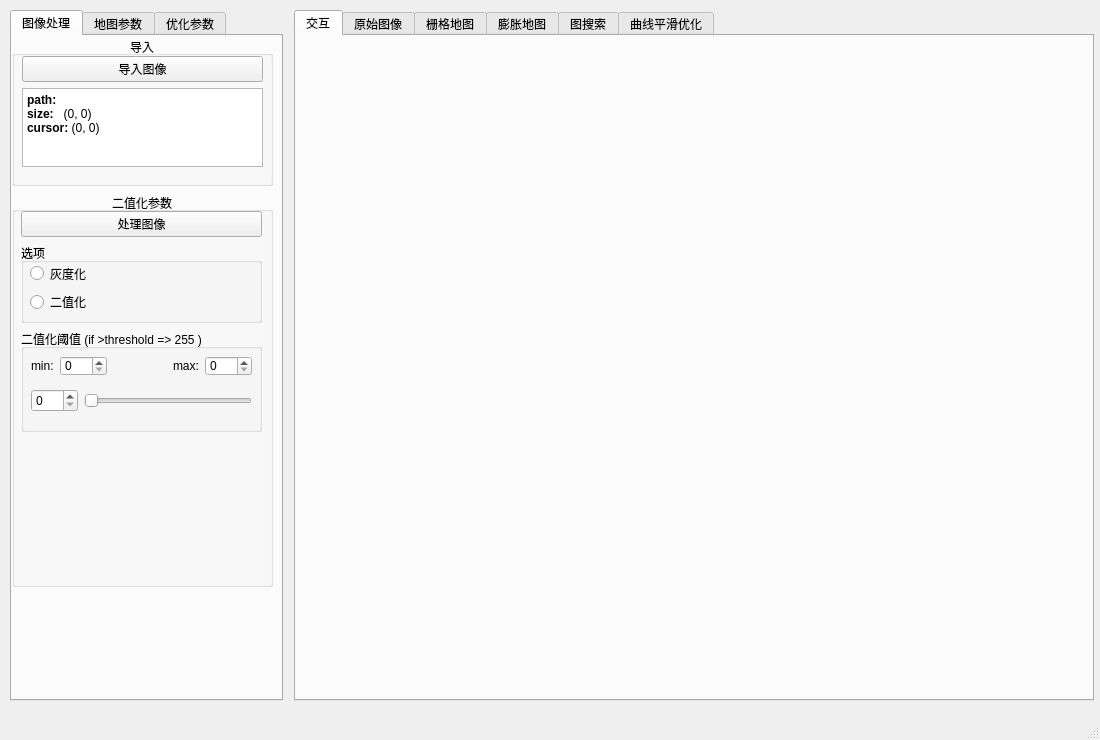
First picture: the form in mian_window.ui, repository Jieyi-Jiang/ackerman_planning_learning_python, before the edit.
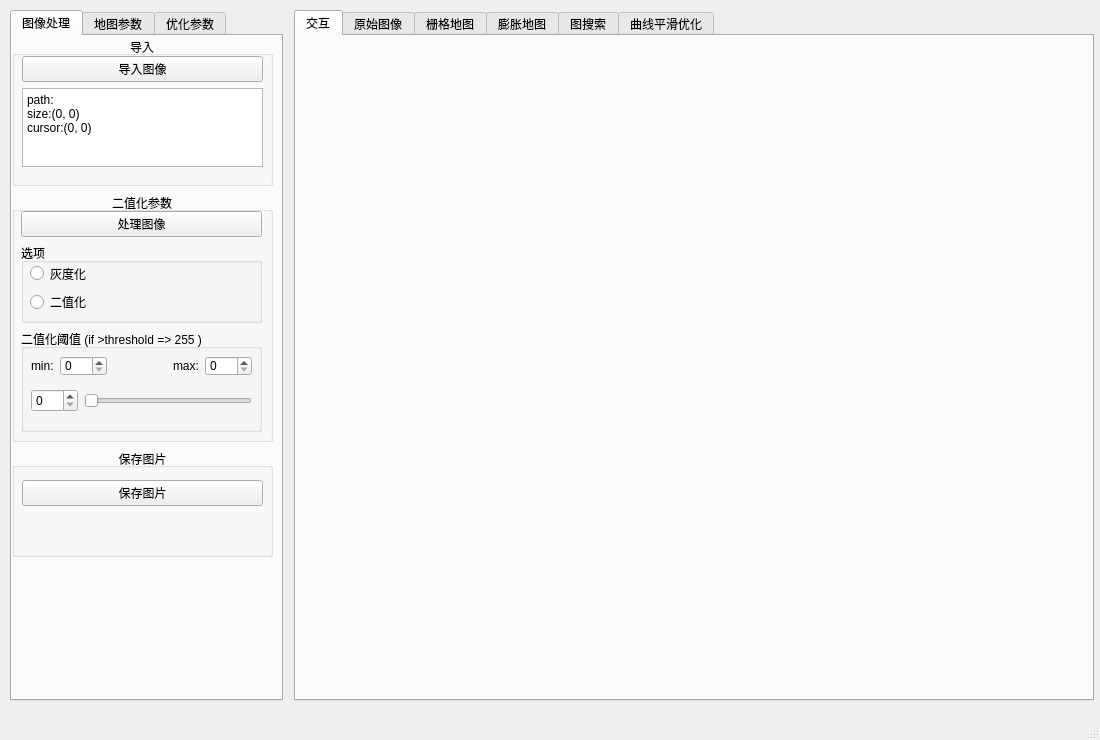
Second picture: the form after the edit. The open tabs and pages were chosen to show the change.

The edit to the form file:
```diff
--- a/mian_window.ui
+++ b/mian_window.ui
@@ -66,7 +66,7 @@
            <x>0</x>
            <y>0</y>
            <width>261</width>
-           <height>551</height>
+           <height>521</height>
           </rect>
          </property>
          <layout class="QVBoxLayout" name="verticalLayout_7">
@@ -75,6 +75,12 @@
             <property name="enabled">
              <bool>true</bool>
             </property>
+            <property name="minimumSize">
+             <size>
+              <width>0</width>
+              <height>150</height>
+             </size>
+            </property>
             <property name="maximumSize">
              <size>
               <width>16777215</width>
@@ -123,9 +129,9 @@
 &lt;html&gt;&lt;head&gt;&lt;meta name=&quot;qrichtext&quot; content=&quot;1&quot; /&gt;&lt;style type=&quot;text/css&quot;&gt;
 p, li { white-space: pre-wrap; }
 &lt;/style&gt;&lt;/head&gt;&lt;body style=&quot; font-family:'SimSun'; font-size:9pt; font-weight:400; font-style:normal;&quot;&gt;
-&lt;p style=&quot; margin-top:0px; margin-bottom:0px; margin-left:0px; margin-right:0px; -qt-block-indent:0; text-indent:0px;&quot;&gt;&lt;span style=&quot; font-weight:600;&quot;&gt;path:&lt;/span&gt;&lt;/p&gt;
-&lt;p style=&quot; margin-top:0px; margin-bottom:0px; margin-left:0px; margin-right:0px; -qt-block-indent:0; text-indent:0px;&quot;&gt;&lt;span style=&quot; font-weight:600;&quot;&gt;size:   &lt;/span&gt;(0, 0)&lt;/p&gt;
-&lt;p style=&quot; margin-top:0px; margin-bottom:0px; margin-left:0px; margin-right:0px; -qt-block-indent:0; text-indent:0px;&quot;&gt;&lt;span style=&quot; font-weight:600;&quot;&gt;cursor: &lt;/span&gt;(0, 0)&lt;/p&gt;&lt;/body&gt;&lt;/html&gt;</string>
+&lt;p style=&quot; margin-top:0px; margin-bottom:0px; margin-left:0px; margin-right:0px; -qt-block-indent:0; text-indent:0px;&quot;&gt;path:&lt;/p&gt;
+&lt;p style=&quot; margin-top:0px; margin-bottom:0px; margin-left:0px; margin-right:0px; -qt-block-indent:0; text-indent:0px;&quot;&gt;size:(0, 0)&lt;/p&gt;
+&lt;p style=&quot; margin-top:0px; margin-bottom:0px; margin-left:0px; margin-right:0px; -qt-block-indent:0; text-indent:0px;&quot;&gt;cursor:(0, 0)&lt;/p&gt;&lt;/body&gt;&lt;/html&gt;</string>
                 </property>
                 <property name="overwriteMode">
                  <bool>true</bool>
@@ -138,6 +144,12 @@
           </item>
           <item>
            <widget class="QGroupBox" name="groupBox">
+            <property name="minimumSize">
+             <size>
+              <width>0</width>
+              <height>250</height>
+             </size>
+            </property>
             <property name="title">
              <string>二值化参数</string>
             </property>
@@ -316,6 +328,38 @@
             </widget>
            </widget>
           </item>
+          <item>
+           <widget class="QGroupBox" name="groupBox_12">
+            <property name="title">
+             <string>保存图片</string>
+            </property>
+            <property name="alignment">
+             <set>Qt::AlignCenter</set>
+            </property>
+            <property name="flat">
+             <bool>true</bool>
+            </property>
+            <widget class="QWidget" name="verticalLayoutWidget_16">
+             <property name="geometry">
+              <rect>
+               <x>10</x>
+               <y>20</y>
+               <width>241</width>
+               <height>51</height>
+              </rect>
+             </property>
+             <layout class="QVBoxLayout" name="verticalLayout_17">
+              <item>
+               <widget class="QPushButton" name="pushButton">
+                <property name="text">
+                 <string>保存图片</string>
+                </property>
+               </widget>
+              </item>
+             </layout>
+            </widget>
+           </widget>
+          </item>
          </layout>
         </widget>
        </widget>
```
Left out of the diff: 57 changed lines with no effect on the pictures.
